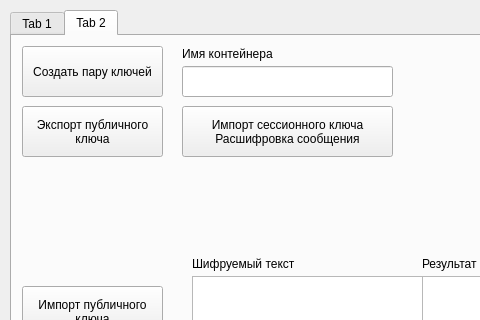
The window that mainwindow.ui (suiljex/cryptoapi_lab) describes before a commit, drawn with Qt 5; both pictures show x 0 to 480 and y 0 to 320 of the 890 by 452 pixel window.
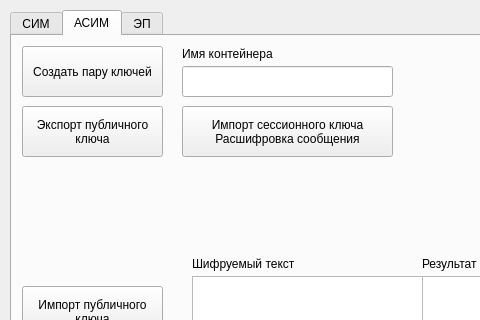
The same window after the commit.

Commit message: FIX Перевод в Unicode

The edit to the form file:
```diff
--- a/mainwindow.ui
+++ b/mainwindow.ui
@@ -38,7 +38,7 @@
     </property>
     <widget class="QWidget" name="tab_3">
      <attribute name="title">
-      <string>Tab 1</string>
+      <string>СИМ</string>
      </attribute>
      <widget class="QListWidget" name="listWidget">
       <property name="geometry">
@@ -149,7 +149,7 @@
     </widget>
     <widget class="QWidget" name="tab_4">
      <attribute name="title">
-      <string>Tab 2</string>
+      <string>АСИМ</string>
      </attribute>
      <widget class="QPushButton" name="pushButton_3">
       <property name="geometry">
@@ -330,6 +330,11 @@
       </property>
      </widget>
     </widget>
+    <widget class="QWidget" name="tab">
+     <attribute name="title">
+      <string>ЭП</string>
+     </attribute>
+    </widget>
    </widget>
    <widget class="QLabel" name="label_7">
     <property name="geometry">
```
The commit also changes 1 other file.
